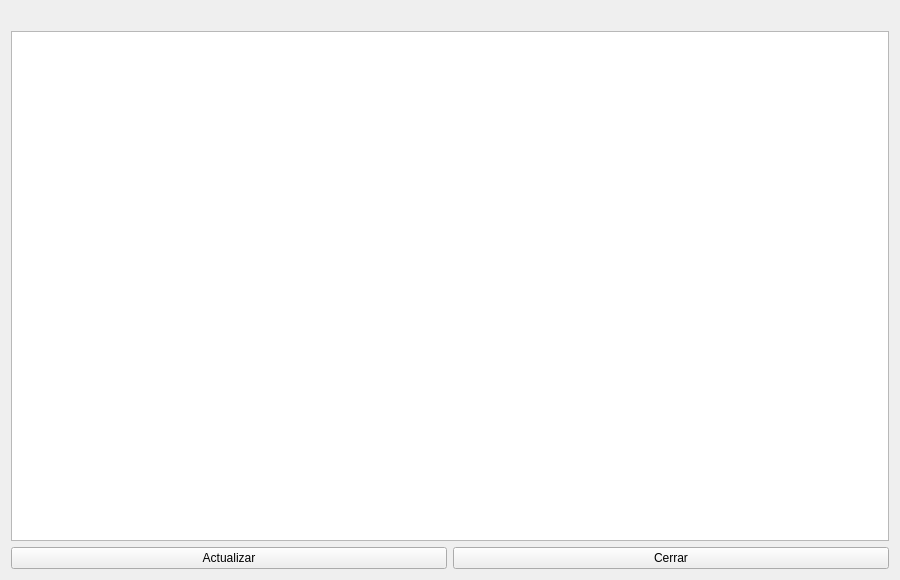
SantiagoRB17/Proyecto-Final-Bases-de-Datos-I, file view/auditoria/ventana_bitacora.ui: the form before one commit.
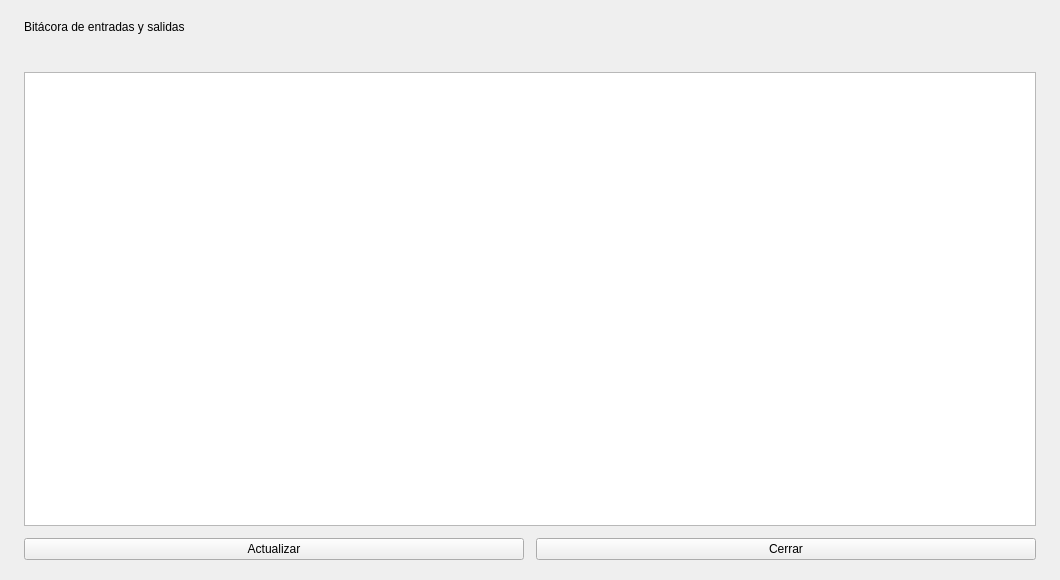
The form after the commit.

Commit message: feat: renovar la interfaz con tema propio y menú principal por tarjetas

The edit to the form file:
```diff
--- a/view/auditoria/ventana_bitacora.ui
+++ b/view/auditoria/ventana_bitacora.ui
@@ -1,10 +1,10 @@
 <?xml version="1.0" encoding="UTF-8"?>
 <ui version="4.0"><class>VentanaBitacora</class>
 <widget class="QDialog" name="VentanaBitacora">
-<property name="geometry"><rect><x>0</x><y>0</y><width>900</width><height>580</height></rect></property>
+<property name="geometry"><rect><x>0</x><y>0</y><width>1060</width><height>580</height></rect></property>
 <property name="windowTitle"><string>Bitácora de entradas y salidas</string></property>
-<layout class="QVBoxLayout" name="layoutPrincipal">
+<layout class="QVBoxLayout" name="layoutPrincipal"><property name="spacing"><number>12</number></property><property name="leftMargin"><number>24</number></property><property name="topMargin"><number>20</number></property><property name="rightMargin"><number>24</number></property><property name="bottomMargin"><number>20</number></property><item><widget class="QLabel" name="lblEncabezado"><property name="text"><string>Bitácora de entradas y salidas</string></property></widget></item>
 <item><widget class="QLabel" name="lblResultados"/></item><item><widget class="QTableWidget" name="tblBitacora"><property name="editTriggers"><set>QAbstractItemView::EditTrigger::NoEditTriggers</set></property>
 <property name="selectionMode"><enum>QAbstractItemView::SelectionMode::SingleSelection</enum></property>
-<property name="selectionBehavior"><enum>QAbstractItemView::SelectionBehavior::SelectRows</enum></property>
-<attribute name="horizontalHeaderStretchLastSection"><bool>true</bool></attribute></widget></item><item><layout class="QHBoxLayout" name="layoutBotones"><item><widget class="QPushButton" name="btnActualizar"><property name="text"><string>Actualizar</string></property><property name="autoDefault"><bool>false</bool></property></widget></item><item><widget class="QPushButton" name="btnCerrar"><property name="text"><string>Cerrar</string></property><property name="autoDefault"><bool>false</bool></property></widget></item></layout></item></layout></widget><resources/><connections/></ui>
+<property name="selectionBehavior"><enum>QAbstractItemView::SelectionBehavior::SelectRows</enum></property><property name="alternatingRowColors"><bool>true</bool></property><property name="showGrid"><bool>false</bool></property>
+<attribute name="horizontalHeaderStretchLastSection"><bool>true</bool></attribute><attribute name="verticalHeaderVisible"><bool>false</bool></attribute><attribute name="horizontalHeaderDefaultSectionSize"><number>150</number></attribute></widget></item><item><layout class="QHBoxLayout" name="layoutBotones"><item><widget class="QPushButton" name="btnActualizar"><property name="text"><string>Actualizar</string></property><property name="autoDefault"><bool>false</bool></property></widget></item><item><widget class="QPushButton" name="btnCerrar"><property name="text"><string>Cerrar</string></property><property name="autoDefault"><bool>false</bool></property></widget></item></layout></item></layout></widget><resources/><connections/></ui>
```
The commit also changes 36 other files.
